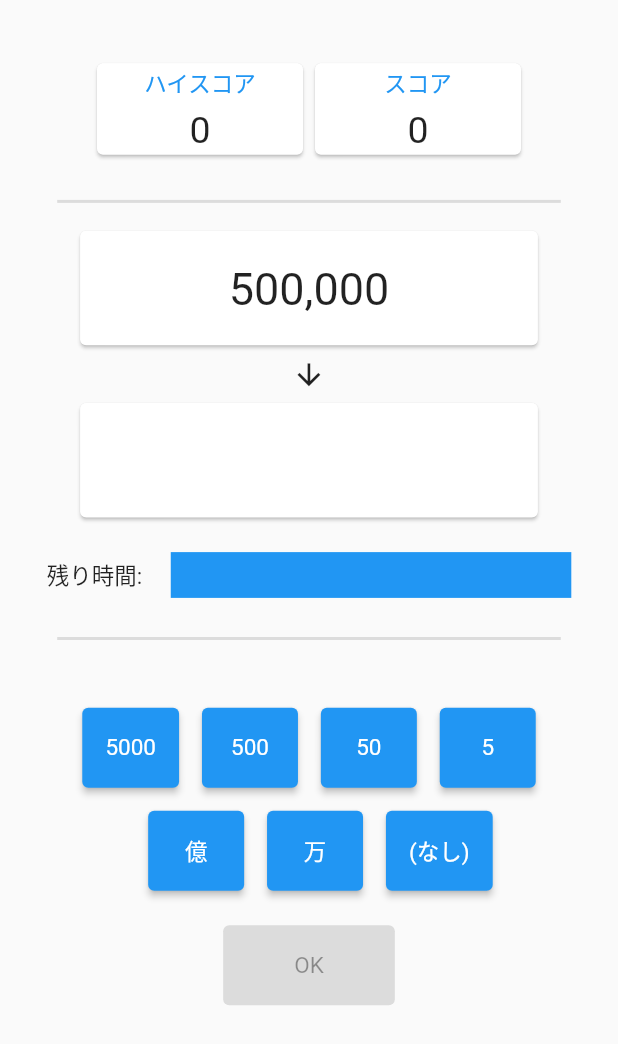
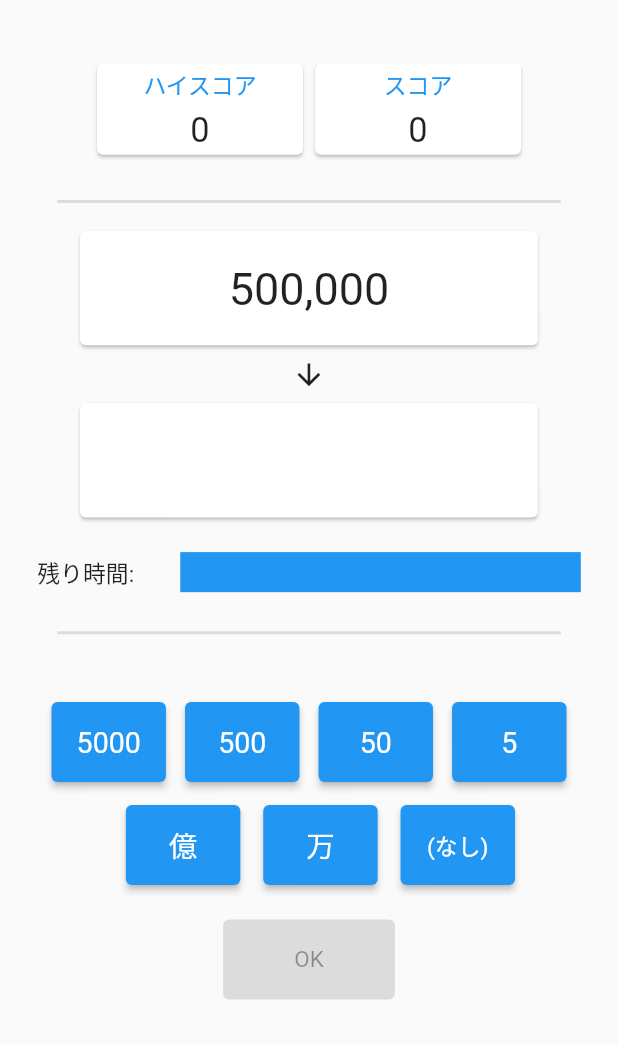
Before and after one commit to miyashiiii/number_read, a Flutter app: the GamePage screen opened by its route, on a phone screen of 412 x 824 dp. Shown: the top 1044 px of the screen. Run offline on Flutter 3.47's test engine with Material 2 defaults, Android fonts, the phone set to English and light mode, and no system bars; our stand-ins replace audioplayers, firebase_analytics, firebase_core, firebase_crashlytics, flutter_screenutil, google_mobile_ads and 3 more; missing offline and left inert: tutorial_coach_mark; accounts and stored records are empty; network calls fail.

Commit message:
change: Update UI layout

```diff
--- a/lib/view/game_page.dart
+++ b/lib/view/game_page.dart
@@ -248,19 +248,16 @@ class _GamePageState extends State<GamePage> with TickerProviderStateMixin {
                 width: 950.h,
                 key: keyTimeIndicator,
                 child: Row(
-                  mainAxisAlignment: MainAxisAlignment.center,
+                  mainAxisAlignment: MainAxisAlignment.spaceBetween,
                   children: [
-                    Text("残り時間:", style: TextStyle(fontSize: 15)),
-                    SizedBox(
-                      width: 50.h,
-                    ),
+                    Text("残り時間:", style: TextStyle(fontSize: 40.h)),
                     Consumer<GameModel>(builder: (context, model, child) {
                       return Stack(alignment: Alignment.center, children: [
                         SizedBox(
                           width: 700.h,
                           child: LinearProgressIndicator(
                             backgroundColor: model.timeCardColor,
-                            minHeight: 80.h,
+                            minHeight: 70.h,
                             value: 1 - (timeBarController?.value ?? 0),
                             semanticsLabel: 'Linear progress indicator',
                           ),
@@ -294,20 +291,20 @@ class _GamePageState extends State<GamePage> with TickerProviderStateMixin {
                   key: keyButtonKeyBoard,
                   children: [
                     Row(
-                      mainAxisAlignment: MainAxisAlignment.center,
+                      mainAxisAlignment: MainAxisAlignment.spaceBetween,
                       children: [
                         NumberButton(zeros: "000"),
-                        SizedBox(
-                          width: 40.h,
-                        ),
+                        // SizedBox(
+                        //   width: 40.h,
+                        // ),
                         NumberButton(zeros: "00"),
-                        SizedBox(
-                          width: 40.h,
-                        ),
+                        // SizedBox(
+                        //   width: 40.h,
+                        // ),
                         NumberButton(zeros: "0"),
-                        SizedBox(
-                          width: 40.h,
-                        ),
+                        // SizedBox(
+                        //   width: 40.h,
+                        // ),
                         NumberButton(zeros: ""),
                       ],
                     ),
@@ -478,7 +475,7 @@ class ScoreCard extends StatelessWidget {
             children: [
               Text(
                 isHighScore ? "ハイスコア" : "スコア",
-                style: TextStyle(color: Colors.blue),
+                style: TextStyle(color: Colors.blue,fontSize: 40.h),
               ),
               SizedBox(height: 15.h),
               Consumer<GameModel>(builder: (context, model, child) {
@@ -486,7 +483,7 @@ class ScoreCard extends StatelessWidget {
                   isHighScore
                       ? model.highScoreView.toString()
                       : model.score.toString(),
-                  style: TextStyle(fontSize: 25),
+                  style: TextStyle(fontSize: 60.h),
                 );
               }),
             ],
@@ -506,11 +503,12 @@ class NumberButton extends StatelessWidget {
   Widget build(BuildContext context) {
     return SizedBox(
         height: 140.h,
+        width:200.h,
         child: Consumer<GameModel>(
           builder: (context, model, child) {
             return ElevatedButton(
               style: ElevatedButton.styleFrom(
-                  textStyle: const TextStyle(fontSize: 15)),
+                  textStyle: TextStyle(fontSize: 50.h)),
               onPressed: !model.isButtonsEnabled
                   ? null
                   : () {
@@ -530,13 +528,15 @@ class UnitButton extends StatelessWidget {
 
   @override
   Widget build(BuildContext context) {
+
     return SizedBox(
         height: 140.h,
+        width: 200.h,
         child: Consumer<GameModel>(
           builder: (context, model, child) {
             return ElevatedButton(
               style: ElevatedButton.styleFrom(
-                textStyle: const TextStyle(fontSize: 15),
+                textStyle: TextStyle(fontSize: unit != ""  ? 50.h : 40.h),
               ),
               onPressed: !model.isButtonsEnabled
                   ? null
```
